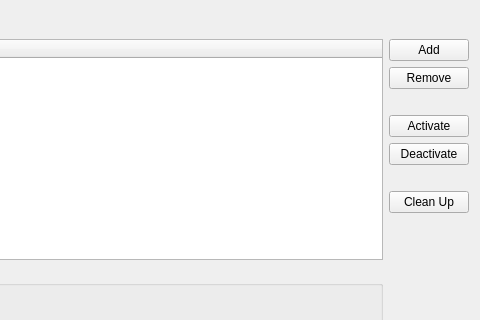
The window that src/plugins/qnx/blackberryndksettingswidget.ui (qt-creator/qt-creator) describes before a commit, drawn with Qt 5; both pictures show x 293 to 773 and y 0 to 320 of the 773 by 412 pixel window.
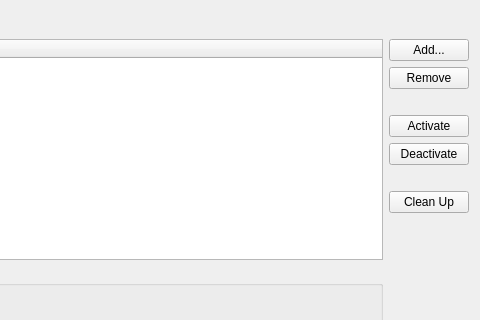
The same window after the commit.

Commit message: Add "..." to buttons which open a dialog

The edit to the form file:
```diff
--- a/src/plugins/qnx/blackberryndksettingswidget.ui
+++ b/src/plugins/qnx/blackberryndksettingswidget.ui
@@ -57,7 +57,7 @@
        <item>
         <widget class="QPushButton" name="addConfigButton">
          <property name="text">
-          <string>Add</string>
+          <string>Add...</string>
          </property>
         </widget>
        </item>
```
The commit also changes 6 other files.
